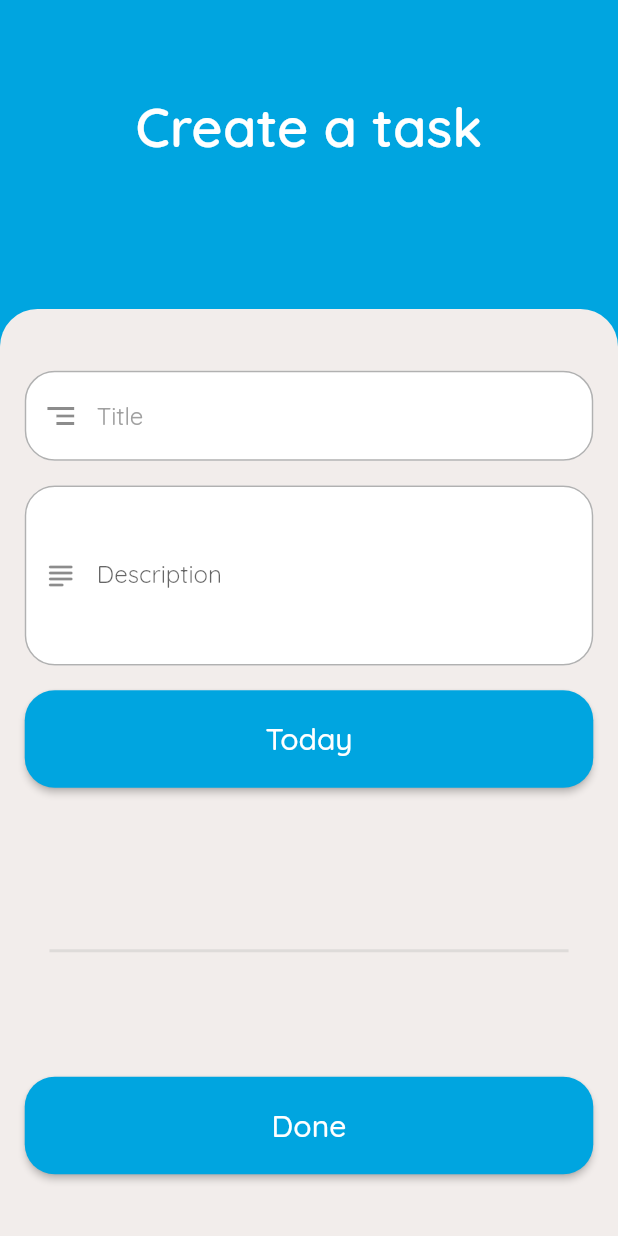
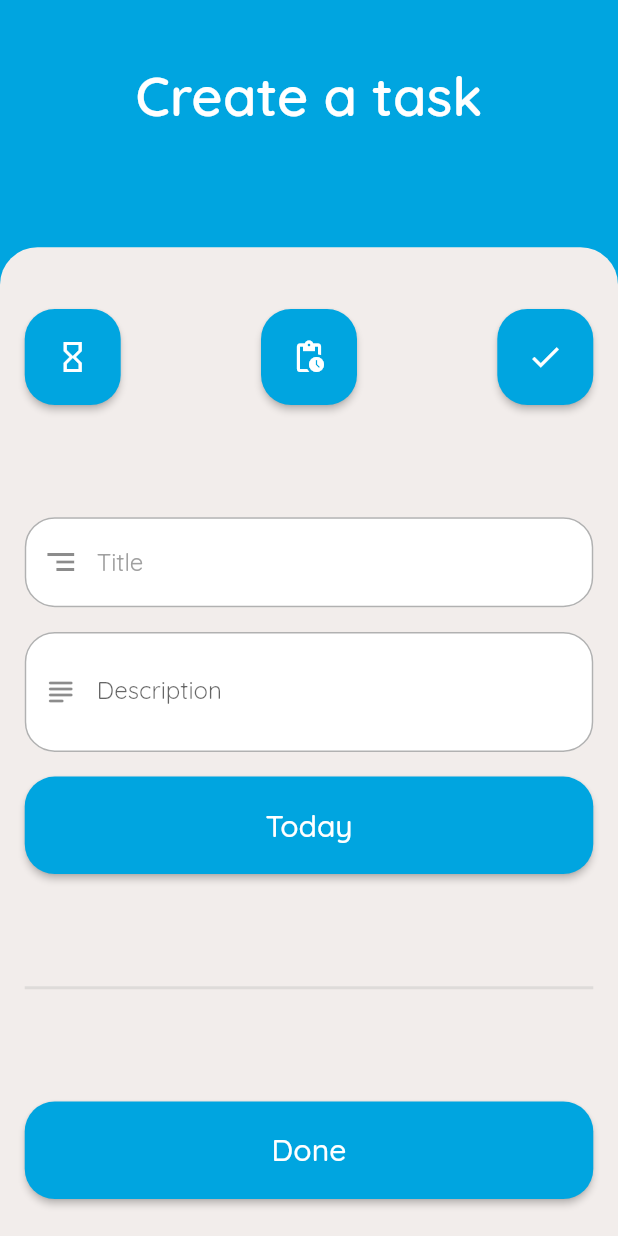
Before and after one commit to thierryoliveira/taskfy_app, a Flutter app: the TasksPage screen opened by its route, after a tap on the "add" icon, on a phone screen of 412 x 824 dp. Run offline on Flutter 3.47's test engine with Material 2 defaults, Android fonts, the phone set to English and light mode, and no system bars; our stand-ins replace dio, flutter_datetime_picker, flutter_svg, font_awesome_flutter, get, get_storage and 3 more; accounts and stored records are empty; network calls fail.

Commit message:
feat: add status buttons to create task

```diff
--- /dev/null
+++ b/lib/app/data/model/task/task_status_model.dart
@@ -0,0 +1,6 @@
+enum TaskStatus {
+  ALL,
+  OPEN,
+  IN_PROGRESS,
+  DONE,
+}
--- a/lib/app/modules/task/controllers/task_controller.dart
+++ b/lib/app/modules/task/controllers/task_controller.dart
@@ -1,15 +1,19 @@
+import 'dart:ui';
+import 'package:flutter/material.dart';
 import 'package:get/get.dart';
 import 'package:get_storage/get_storage.dart';
 import 'package:intl/intl.dart';
 import 'package:todo_app/app/data/model/task/task_model.dart';
+import 'package:todo_app/app/data/model/task/task_status_model.dart';
 import 'package:todo_app/app/data/repository/task/task_repository.dart';
+import 'package:todo_app/app/global/colors.dart';
 
 class TaskController extends GetxController {
-
   @override
   void onInit() {
     _storage = GetStorage();
     this._token = _storage.read('accessToken');
+    fillStatusList();
     super.onInit();
   }
 
@@ -17,19 +21,37 @@ class TaskController extends GetxController {
 
   String _token;
 
+  final List<TaskStatus> statusList = <TaskStatus>[];
+
   final TaskRepository repository = TaskRepository();
 
   final _taskList = <Task>[].obs;
   get taskList => this._taskList;
-  set taskList(value) =>this._taskList.value = value;
+  set taskList(value) => this._taskList.value = value;
 
   final _selectedDate = DateTime.now().obs;
   get selectedDate => this._selectedDate.value;
   set selectedDate(value) => this._selectedDate.value = value;
 
+  final _selectedFilterStatus = TaskStatus.ALL.obs;
+  get selectedFilterStatus => this._selectedFilterStatus.value;
+  set selectedFilterStatus(value) => this._selectedFilterStatus.value = value;
+
+  final _openStatusColor = kPrimaryColor.obs;
+  get openStatusColor => this._openStatusColor.value;
+  set openStatusColor(value) => this._openStatusColor.value = value;
+
+  final _inProgressStatusColor = kPrimaryColor.obs;
+  get inProgressStatusColor => this._inProgressStatusColor.value;
+  set inProgressStatusColor(value) => this._inProgressStatusColor.value = value;
+
+  final _doneStatusColor = kPrimaryColor.obs;
+  get doneStatusColor => this._doneStatusColor.value;
+  set doneStatusColor(value) => this._doneStatusColor.value = value;
+
   changeSelectedDate(DateTime date) => selectedDate = date;
 
-  signOut(){
+  signOut() {
     _storage.remove('accessToken');
     Get.offAndToNamed('/signin');
   }
@@ -41,17 +63,78 @@ class TaskController extends GetxController {
     }
   }
 
-  String returnSelectedDate(){
+  String returnSelectedDate() {
     DateFormat formatter = DateFormat('yyyy-MM-dd');
     String selectedDateFormatted = formatter.format(selectedDate);
     String currentDateFormatted = formatter.format(DateTime.now());
-      return selectedDateFormatted == currentDateFormatted ? 'Today' : selectedDateFormatted;
+    return selectedDateFormatted == currentDateFormatted
+        ? 'Today'
+        : selectedDateFormatted;
   }
 
-  String returnSelectedDateAndTime(){
+  String returnSelectedDateAndTime() {
     DateFormat formatter = DateFormat('yyyy/MM/dd - hh:mm');
     String selectedDateFormatted = formatter.format(selectedDate);
     String currentDateFormatted = formatter.format(DateTime.now());
-      return selectedDateFormatted == currentDateFormatted ? 'Today' : selectedDateFormatted;
+    return selectedDateFormatted == currentDateFormatted
+        ? 'Today'
+        : selectedDateFormatted;
+  }
+
+  fillStatusList() {
+    statusList.add(TaskStatus.OPEN);
+    statusList.add(TaskStatus.IN_PROGRESS);
+    statusList.add(TaskStatus.DONE);
+  }
+
+  bool checkAlreadySelectedFilter(TaskStatus status) {
+    bool response = false;
+    if (status == selectedFilterStatus) {
+      selectedFilterStatus = TaskStatus.ALL;
+      openStatusColor = kPrimaryColor;
+      inProgressStatusColor = kPrimaryColor;
+      doneStatusColor = kPrimaryColor;
+      response = true;
+    }
+    return response;
+  }
+
+  changeSelectedFilter(TaskStatus status) {
+    var isAlreadySelectedFilter = checkAlreadySelectedFilter(status);
+
+    if (!isAlreadySelectedFilter) {
+      switch (status) {
+        case TaskStatus.OPEN:
+          selectedFilterStatus = TaskStatus.OPEN;
+          openStatusColor = kDarkBlueColor;
+
+          inProgressStatusColor = kPrimaryColor;
+          doneStatusColor = kPrimaryColor;
+          break;
+
+        case TaskStatus.IN_PROGRESS:
+          selectedFilterStatus = TaskStatus.IN_PROGRESS;
+          inProgressStatusColor = kDarkBlueColor;
+
+          openStatusColor = kPrimaryColor;
+          doneStatusColor = kPrimaryColor;
+          break;
+
+        case TaskStatus.DONE:
+          selectedFilterStatus = TaskStatus.DONE;
+          doneStatusColor = kDarkBlueColor;
+
+          openStatusColor = kPrimaryColor;
+          inProgressStatusColor = kPrimaryColor;
+          break;
+
+        default:
+          selectedFilterStatus = TaskStatus.ALL;
+          openStatusColor = kPrimaryColor;
+          inProgressStatusColor = kPrimaryColor;
+          doneStatusColor = kPrimaryColor;
+          break;
       }
     }
+  }
+}
--- a/lib/app/modules/task/views/addtask_view.dart
+++ b/lib/app/modules/task/views/addtask_view.dart
@@ -1,8 +1,10 @@
 import 'package:flutter/material.dart';
 import 'package:flutter_datetime_picker/flutter_datetime_picker.dart';
 import 'package:get/get.dart';
+import 'package:todo_app/app/data/model/task/task_status_model.dart';
 import 'package:todo_app/app/global/colors.dart';
 import 'package:todo_app/app/modules/task/controllers/task_controller.dart';
+import 'package:todo_app/app/modules/task/views/widgets/status_button_filter.dart';
 
 class AddTaskPage extends GetView<TaskController> {
   @override
@@ -19,7 +21,7 @@ class AddTaskPage extends GetView<TaskController> {
         backgroundColor: kPrimaryColor,
         body: SafeArea(
           child: Container(
-            padding: EdgeInsets.only(top: height * 0.075),
+            padding: EdgeInsets.only(top: height * 0.05),
             width: width,
             child: Column(
               mainAxisAlignment: MainAxisAlignment.spaceBetween,
@@ -34,7 +36,7 @@ class AddTaskPage extends GetView<TaskController> {
                   textAlign: TextAlign.center,
                 ),
                 Container(
-                  height: size.height * 0.75,
+                  height: size.height * 0.8,
                   padding: EdgeInsets.fromLTRB(
                       width * 0.04, height * 0.05, width * 0.04, height * 0.03),
                   width: size.width,
@@ -46,6 +48,50 @@ class AddTaskPage extends GetView<TaskController> {
                     crossAxisAlignment: CrossAxisAlignment.center,
                     mainAxisAlignment: MainAxisAlignment.spaceBetween,
                     children: [
+                      Row(
+                        mainAxisAlignment: MainAxisAlignment.spaceBetween,
+                        children: [
+                          Obx(() => ElevatedButton(
+                              style: ElevatedButton.styleFrom(
+                                  // minimumSize: Size(size.width * 0.23, 0),
+                                  primary: controller.openStatusColor,
+                                  padding: EdgeInsets.all(20),
+                                  shape: RoundedRectangleBorder(
+                                      borderRadius: BorderRadius.all(
+                                          Radius.circular(20)))),
+                              onPressed: () {
+                                controller
+                                    .changeSelectedFilter(TaskStatus.OPEN);
+                              },
+                              child: Icon(Icons.hourglass_empty))),
+                          Obx(() => ElevatedButton(
+                              style: ElevatedButton.styleFrom(
+                                  // minimumSize: Size(size.width * 0.23, 0),
+                                  primary: controller.inProgressStatusColor,
+                                  padding: EdgeInsets.all(20),
+                                  shape: RoundedRectangleBorder(
+                                      borderRadius: BorderRadius.all(
+                                          Radius.circular(20)))),
+                              onPressed: () {
+                                controller.changeSelectedFilter(
+                                    TaskStatus.IN_PROGRESS);
+                              },
+                              child: Icon(Icons.pending_actions))),
+                          Obx(() => ElevatedButton(
+                              style: ElevatedButton.styleFrom(
+                                  // minimumSize: Size(size.width * 0.2, 0),
+                                  primary: controller.doneStatusColor,
+                                  padding: EdgeInsets.all(20),
+                                  shape: RoundedRectangleBorder(
+                                      borderRadius: BorderRadius.all(
+                                          Radius.circular(20)))),
+                              onPressed: () {
+                                controller
+                                    .changeSelectedFilter(TaskStatus.DONE);
+                              },
+                              child: Icon(Icons.done))),
+                        ],
+                      ),
                       Column(
                         children: [
                           TextField(
@@ -70,7 +116,7 @@ class AddTaskPage extends GetView<TaskController> {
                           Padding(
                             padding: EdgeInsets.only(top: height * 0.02),
                             child: TextField(
-                              maxLines: 4,
+                              maxLines: 2,
                               decoration: InputDecoration(
                                 labelText: 'Description',
                                 hintStyle: TextStyle(color: Color(0xffa0a0a0)),
@@ -92,10 +138,7 @@ class AddTaskPage extends GetView<TaskController> {
                           ),
                           Padding(
                             padding: EdgeInsets.only(top: height * 0.02),
-                            child: Row(
-                              mainAxisAlignment: MainAxisAlignment.spaceBetween,
-                              children: [
-                                Obx(() => ElevatedButton(
+                            child: Obx(() => ElevatedButton(
                                     style: ElevatedButton.styleFrom(
                                         minimumSize: Size(width * 0.92, 0),
                                         primary: kPrimaryColor,
@@ -122,14 +165,10 @@ class AddTaskPage extends GetView<TaskController> {
                                           fontSize: 20,
                                           fontWeight: FontWeight.w500),
                                     ))),
-                              ],
-                            ),
                           ),
                         ],
                       ),
                       Container(
-                        margin: EdgeInsets.fromLTRB(
-                            width * 0.04, height * 0.03, width * 0.04, 0),
                         width: width,
                         decoration: BoxDecoration(
                             border: Border(
@@ -137,9 +176,7 @@ class AddTaskPage extends GetView<TaskController> {
                                     width: 2,
                                     color: kLightGreyColor.withOpacity(0.3)))),
                       ),
-                      Padding(
-                        padding: EdgeInsets.only(bottom: height * 0.02),
-                        child: ElevatedButton(
+                      ElevatedButton(
                           style: ElevatedButton.styleFrom(
                               minimumSize: Size(width * 0.92, 0),
                               primary: kPrimaryColor,
@@ -147,13 +184,14 @@ class AddTaskPage extends GetView<TaskController> {
                               shape: RoundedRectangleBorder(
                                   borderRadius:
                                       BorderRadius.all(Radius.circular(20)))),
-                            onPressed: () {},
+                          onPressed: () {
+                            controller.signOut();
+                          },
                           child: Text('Done',
                               style: TextStyle(
                                   color: Colors.white,
                                   fontSize: 20,
                                   fontWeight: FontWeight.w500))),
-                      ),
                     ],
                   ),
                 ),
@@ -162,4 +200,11 @@ class AddTaskPage extends GetView<TaskController> {
           ),
         ));
   }
+
+  List<DropdownMenuItem> returnDropdownItems() {
+    List<DropdownMenuItem> items = <DropdownMenuItem>[];
+    controller.statusList.forEach((status) =>
+        items.add(DropdownMenuItem(child: Text(status.toString()))));
+    return items;
   }
+}
--- a/lib/app/modules/task/views/tasks_view.dart
+++ b/lib/app/modules/task/views/tasks_view.dart
@@ -19,11 +19,14 @@ class TasksPage extends GetWidget<TaskController> {
 
     return Scaffold(
       floatingActionButton: Obx(() => FloatingActionButton(
-            backgroundColor: controller.taskList.length > 0 ? kPrimaryColor : kLighterColor,
+            backgroundColor:
+                controller.taskList.length > 0 ? kPrimaryColor : kLighterColor,
             child: Icon(
               Icons.add,
               size: 40,
-              color: controller.taskList.length > 0 ? kLighterColor : kPrimaryColor,
+              color: controller.taskList.length > 0
+                  ? kLighterColor
+                  : kPrimaryColor,
             ),
             shape: RoundedRectangleBorder(
                 borderRadius: BorderRadius.all(Radius.circular(15))),
@@ -45,12 +48,32 @@ class TasksPage extends GetWidget<TaskController> {
               mainAxisAlignment: MainAxisAlignment.spaceBetween,
               crossAxisAlignment: CrossAxisAlignment.center,
               children: [
-                Obx(() => Text(
-                      controller.taskList.length > 0
-                          ? "${controller.taskList.length} tasks"
-                          : "No pending tasks",
-                      style: TextStyle(color: Colors.white, fontSize: 20),
-                    )),
+                Container(
+                  width: size.width * 0.58,
+                  child: TextField(
+                    decoration: InputDecoration(
+                      hintText: 'search',
+                      hintStyle: TextStyle(color: Color(0xffa0a0a0)),
+                      prefixIcon: Icon(Icons.search),
+                      filled: true,
+                      fillColor: Colors.white,
+                      enabledBorder: OutlineInputBorder(
+                          borderSide:
+                              BorderSide(color: kLightGreyColor, width: 1),
+                          borderRadius: BorderRadius.all(Radius.circular(20))),
+                      focusedBorder: OutlineInputBorder(
+                          borderSide:
+                              BorderSide(color: kPrimaryColor, width: 1),
+                          borderRadius: BorderRadius.all(Radius.circular(20))),
+                    ),
+                  ),
+                ),
+                // Obx(() => Text(
+                //       controller.taskList.length > 0
+                //           ? "${controller.taskList.length} tasks remaining"
+                //           : "No pending tasks",
+                //       style: TextStyle(color: Colors.white, fontSize: 20, fontWeight: FontWeight.bold),
+                //     )),
                 Center(
                   child: Obx(() => ElevatedButton(
                       style: ElevatedButton.styleFrom(
@@ -70,7 +93,8 @@ class TasksPage extends GetWidget<TaskController> {
                         });
                       },
                       child: Text(
-                        controller.returnSelectedDate(),
+                        // controller.returnSelectedDate(),
+                        'add new',
                         style: TextStyle(
                             color: Colors.white,
                             fontSize: 20,
```
Also changed, not shown: lib/app/modules/task/views/widgets/status_button_filter.dart (added, +31 -0 lines), lib/app/modules/task/views/widgets/task_item.dart (+6 -3 lines). Lines whose indentation alone changed are shown as unchanged.
